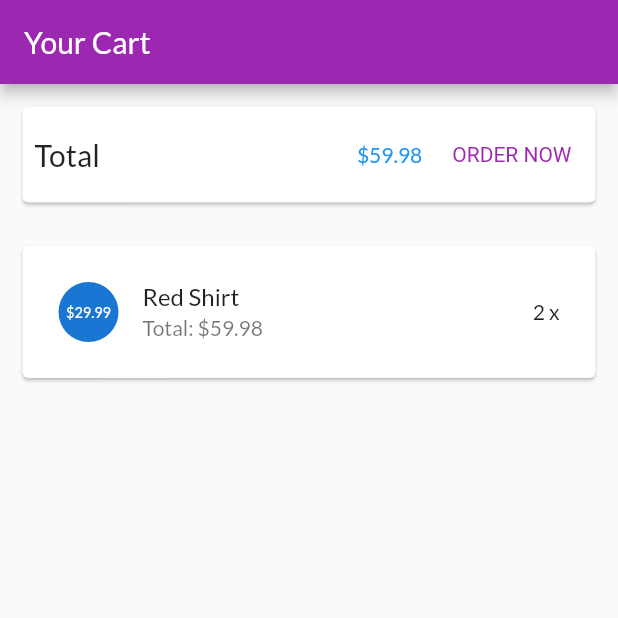
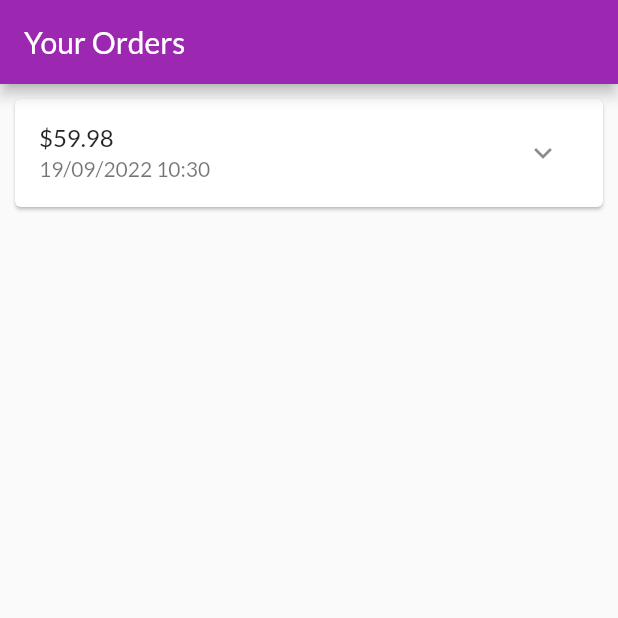
Before and after one commit to vtthinh17/CT484, a Flutter app: the screen it shows after launch, on a phone screen of 412 x 824 dp, the top half of it. Run offline on Flutter 3.47's test engine with Material 2 defaults, Android fonts, the phone set to English and light mode, and no system bars.

Commit message:
Xay dung trang cac dat hang

```diff
--- a/lib/main.dart
+++ b/lib/main.dart
@@ -4,6 +4,7 @@ import 'ui/products/product_detail_screen.dart';
 import 'ui/products/product_overview_screen.dart';
 import 'ui/products/user_products_screen.dart';
 import 'ui/cart/cart_screen.dart';
+import 'ui/orders/orders_screen.dart';
 void main() {
   runApp(const MyApp());
 }
@@ -25,7 +26,7 @@ class MyApp extends StatelessWidget {
         ),
       ),
       home: const SafeArea(
-        child: CartScreen(),
+        child: OrdersScreen(),
     )
     );
   }
@@ -45,47 +46,18 @@ class _MyHomePageState extends State<MyHomePage> {
 
   void _incrementCounter() {
     setState(() {
-      // This call to setState tells the Flutter framework that something has
-      // changed in this State, which causes it to rerun the build method below
-      // so that the display can reflect the updated values. If we changed
-      // _counter without calling setState(), then the build method would not be
-      // called again, and so nothing would appear to happen.
       _counter++;
     });
   }
 
   @override
   Widget build(BuildContext context) {
-    // This method is rerun every time setState is called, for instance as done
-    // by the _incrementCounter method above.
-    //
-    // The Flutter framework has been optimized to make rerunning build methods
-    // fast, so that you can just rebuild anything that needs updating rather
-    // than having to individually change instances of widgets.
     return Scaffold(
       appBar: AppBar(
-        // Here we take the value from the MyHomePage object that was created by
-        // the App.build method, and use it to set our appbar title.
         title: Text(widget.title),
       ),
       body: Center(
-        // Center is a layout widget. It takes a single child and positions it
-        // in the middle of the parent.
         child: Column(
-          // Column is also a layout widget. It takes a list of children and
-          // arranges them vertically. By default, it sizes itself to fit its
-          // children horizontally, and tries to be as tall as its parent.
-          //
-          // Invoke "debug painting" (press "p" in the console, choose the
-          // "Toggle Debug Paint" action from the Flutter Inspector in Android
-          // Studio, or the "Toggle Debug Paint" command in Visual Studio Code)
-          // to see the wireframe for each widget.
-          //
-          // Column has various properties to control how it sizes itself and
-          // how it positions its children. Here we use mainAxisAlignment to
-          // center the children vertically; the main axis here is the vertical
-          // axis because Columns are vertical (the cross axis would be
-          // horizontal).
           mainAxisAlignment: MainAxisAlignment.center,
           children: <Widget>[
             const Text(
--- /dev/null
+++ b/lib/models/order_item.dart
@@ -0,0 +1,33 @@
+import 'cart_item.dart';
+
+class OrderItem{
+  final String? id;
+  final double amount;
+  final List<CartItem> products;
+  final DateTime dateTime;
+
+  int get productCount{
+    return products.length;
+  }
+
+  OrderItem({
+    this.id,
+    required this.amount,
+    required this.products,
+    DateTime? dateTime,
+  }) : dateTime = dateTime ?? DateTime.now();
+
+  OrderItem copyWith({
+    String? id,
+    double? amount,
+    List<CartItem>? products,
+    DateTime? dateTime,
+  }){
+    return OrderItem(
+      id: id ?? this.id,
+      amount: amount ?? this.amount,
+      products: products ?? this.products,
+      dateTime: dateTime ?? this.dateTime,
+    );
+  }
+}
--- /dev/null
+++ b/lib/ui/orders/order_item_card.dart
@@ -0,0 +1,67 @@
+import 'dart:math';
+import 'package:flutter/material.dart';
+import 'package:intl/intl.dart';
+import '../../models/order_item.dart';
+
+class OrderItemCard extends StatefulWidget{
+  final OrderItem order;
+
+  const OrderItemCard(this.order,{super.key});
+  @override
+  State<OrderItemCard> createState()=> _OrderItemCardState();
+}
+
+class _OrderItemCardState extends State<OrderItemCard>{
+  var _expanded = false;
+  @override
+  Widget build(BuildContext context){
+    return Card(
+      margin: const EdgeInsets.all(10),
+      child: Column(children: <Widget>[
+        buildOrderSummary(),
+        if (_expanded) buildOrderDetails()
+      ]),
+    );
+  }
+
+
+  Widget buildOrderDetails(){
+    return Container(
+      padding: const EdgeInsets.symmetric(horizontal: 15,vertical: 4),
+      height: min(widget.order.productCount*20.0+10 , 100),
+      child: ListView(
+        children: widget.order.products
+        .map(
+          (prod)=>Row(
+            mainAxisAlignment: MainAxisAlignment.spaceBetween,
+            children: <Widget>[
+              Text(
+                prod.title,
+                style: const TextStyle(fontSize: 18,fontWeight: FontWeight.bold),
+              ),
+              Text(
+                '${prod.quantity}x \$${prod.price}',
+                style: const TextStyle(fontSize: 18,color: Colors.grey),
+              )
+            ],
+          )
+        ).toList(),
+      ),
+    );
+  }
+
+  Widget buildOrderSummary(){
+    return ListTile(
+      title: Text('\$${widget.order.amount}'),
+      subtitle: Text(DateFormat('dd/MM/yyyy hh:mm').format(widget.order.dateTime),),
+      trailing: IconButton(
+        icon: Icon(_expanded? Icons.expand_less : Icons.expand_more),
+        onPressed: (){
+          setState(() {
+            _expanded = !_expanded;
+          });
+        },
+      ),
+    );
+  }
+}
--- /dev/null
+++ b/lib/ui/orders/order_manager.dart
@@ -0,0 +1,29 @@
+import 'package:flutter/material.dart';
+
+import '../../models/cart_item.dart';
+import '../../models/order_item.dart';
+
+class OrdersManager with ChangeNotifier{
+  final List<OrderItem> _orders = [
+    OrderItem(
+      id: 'o1',
+      amount: 59.98,
+      products: [
+        CartItem(
+          id: 'c1',
+          title: 'Red Shirt',
+          quantity: 2,
+          price: 29.99)
+      ],
+      dateTime: DateTime.now()
+      )
+  ];
+
+  int get orderCount{
+    return _orders.length;
+  }
+
+  List<OrderItem> get orders{
+    return [..._orders];
+  }
+}
--- /dev/null
+++ b/lib/ui/orders/orders_screen.dart
@@ -0,0 +1,19 @@
+import 'package:flutter/material.dart';
+import 'order_manager.dart';
+import 'order_item_card.dart';
+
+class OrdersScreen extends StatelessWidget{
+  const OrdersScreen({super.key});
+
+  @override
+  Widget build(BuildContext context){
+    print('building orders');
+    final ordersManager = OrdersManager();
+    return Scaffold(
+      appBar: AppBar(title: const Text('Your Orders')),
+      body: ListView.builder(
+        itemCount: ordersManager.orderCount,
+        itemBuilder: (ctx,i)=> OrderItemCard(ordersManager.orders[i])),
+    );
+  }
+}
--- a/pubspec.yaml
+++ b/pubspec.yaml
@@ -40,6 +40,7 @@ dependencies:
 dev_dependencies:
   flutter_test:
     sdk: flutter
+  intl: ^0.17.0
 
   # The "flutter_lints" package below contains a set of recommended lints to
   # encourage good coding practices. The lint set provided by the package is
```
Also changed, not shown: pubspec.lock.
